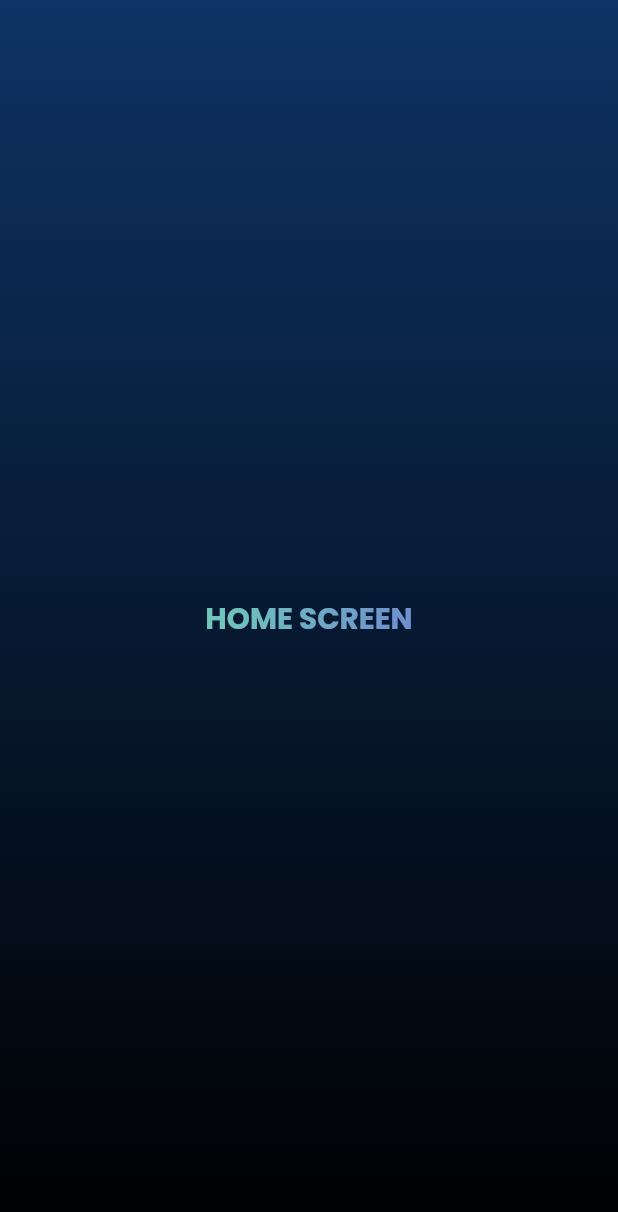
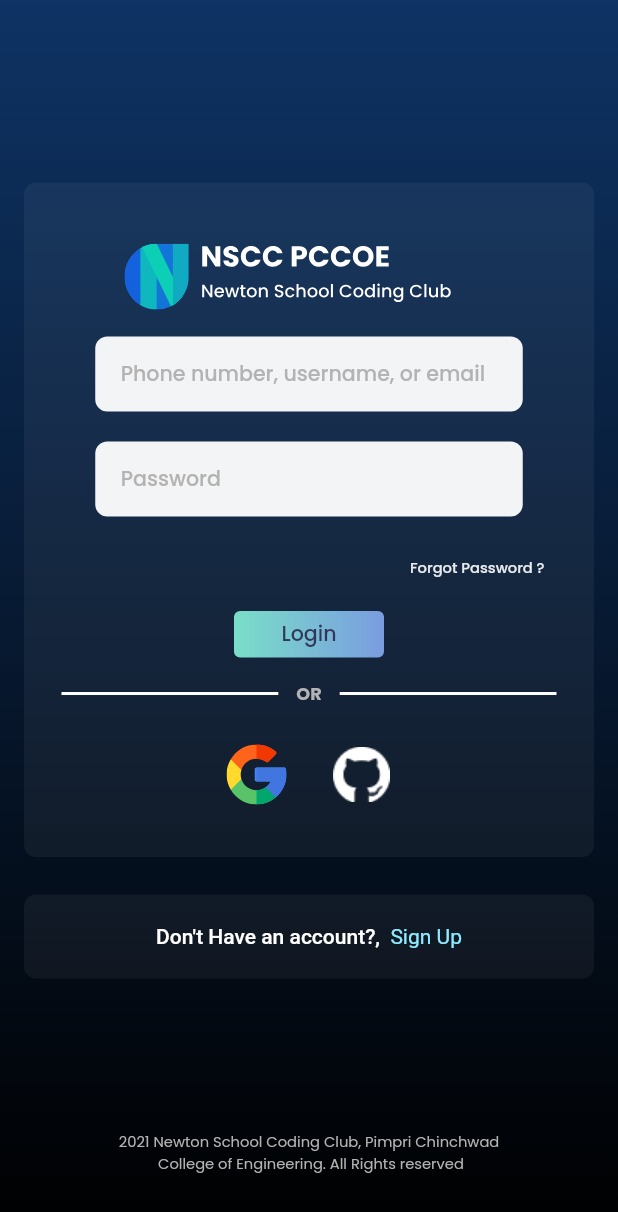
Before and after one commit to nsccpccoe/nscc-app, a Flutter app: the screen it shows after launch, on a phone screen of 412 x 824 dp. Shown: the top 1212 px of the screen. Run offline on Flutter 3.47's test engine with Material 2 defaults, Android fonts, the phone set to English and light mode, and no system bars; our stand-ins replace firebase_core, flutter_screenutil, flutter_svg, get; accounts and stored records are empty.

Commit message:
Login and sign up Ui (#17)
* router file modified

* basic folder structure setup

* login and sign up UI completed

* review changes done

```diff
--- a/assets/svg/svg.dart
+++ /dev/null
@@ -1 +0,0 @@
-// Delete this file after adding content in this folder
--- /dev/null
+++ b/lib/constants/buttons.dart
@@ -0,0 +1,41 @@
+import 'package:flutter/material.dart';
+import 'package:nscc_app/constants/colors.dart';
+import 'package:nscc_app/constants/text_styles.dart';
+
+class PrimaryBtn extends StatelessWidget {
+  final String label;
+  final Function() onpress;
+  final double hr, vr, width;
+  PrimaryBtn({
+    super.key,
+    required this.label,
+    required this.onpress,
+    this.width = 100,
+    this.hr = 0,
+    this.vr = 5,
+  });
+
+  @override
+  Widget build(BuildContext context) {
+    return GestureDetector(
+      onTap: onpress,
+      child: Container(
+          alignment: Alignment.center,
+          margin: EdgeInsets.symmetric(horizontal: hr, vertical: vr),
+          width: width,
+          padding: EdgeInsets.symmetric(horizontal: 24, vertical: 5),
+          decoration: BoxDecoration(
+            gradient: AppColors.cyanGradient,
+            borderRadius: BorderRadius.circular(4),
+          ),
+          child: Text(
+            label,
+            style: MyTextStyles.customStyle(
+              fontsize: 14,
+              fontWeight: FontWeight.w500,
+              fontcolor: AppColors.greyAccentColor,
+            ),
+          )),
+    );
+  }
+}
--- a/lib/constants/colors.dart
+++ b/lib/constants/colors.dart
@@ -26,4 +26,7 @@ class AppColors {
   static Color whiteColor = Color(0xffFFFFFF).withOpacity(0.9);
 
   static Color darkGreyColor = Color(0xff000000).withOpacity(0.27);
+
+  static const Color lightBlue = Color(0xff8DEBFF);
+  static Color bgWhite = Color(0xffffffff).withOpacity(0.05);
 }
--- /dev/null
+++ b/lib/constants/footer.dart
@@ -0,0 +1,15 @@
+import 'package:flutter/material.dart';
+import 'package:nscc_app/constants/text_styles.dart';
+
+class Footer extends StatelessWidget {
+  const Footer({super.key});
+
+  @override
+  Widget build(BuildContext context) {
+    return  Text(
+              "2021 Newton School Coding Club, Pimpri Chinchwad \n College of Engineering. All Rights reserved ",
+              style: MyTextStyles.poppins400,
+              textAlign: TextAlign.center,
+            );
+  }
+}
--- /dev/null
+++ b/lib/constants/text_field.dart
@@ -0,0 +1,52 @@
+import 'package:flutter/material.dart';
+import 'package:flutter/services.dart';
+import 'package:nscc_app/constants/colors.dart';
+import 'package:nscc_app/constants/text_styles.dart';
+
+Widget myInpField(
+    {required String label,
+    required TextEditingController controller,
+    double width = 285,
+    double height = 50,
+    TextInputType keytype = TextInputType.name,
+    int maxlen = 200,
+    double hr = 15,
+    double vr = 10,
+    bool ispassword = false,
+    bool digitsonly = false,
+    String? Function(String?)? validate}) {
+  return Container(
+    padding: EdgeInsets.symmetric(
+      horizontal: 5,
+    ),
+    width: width,
+    height: height,
+    decoration: BoxDecoration(
+      color: AppColors.whiteColor.withOpacity(0.95),
+      borderRadius: BorderRadius.circular(8),
+    ),
+    margin: EdgeInsets.symmetric(horizontal: hr, vertical: vr),
+    child: TextFormField(
+      validator: validate,
+      controller: controller,
+      obscureText: ispassword,
+      decoration: InputDecoration(
+        contentPadding: EdgeInsets.symmetric(
+          horizontal: 12,
+        ),
+        border: InputBorder.none,
+        hintText: label,
+        hintStyle: MyTextStyles.customStyle(
+          fontsize: 14,
+          fontWeight: FontWeight.w500,
+        ),
+        counterText: "",
+        counter: null,
+      ),
+      inputFormatters:
+          digitsonly ? [FilteringTextInputFormatter.digitsOnly] : [],
+      keyboardType: keytype,
+      maxLength: maxlen,
+    ),
+  );
+}
--- a/lib/constants/text_styles.dart
+++ b/lib/constants/text_styles.dart
@@ -20,11 +20,11 @@ class MyTextStyles {
       );
 
   static TextStyle get poppins500 => TextStyle(
-    fontFamily: poppinsFont,
-    fontWeight: FontWeight.w500,
-    fontSize: 10.sp,
-    color: AppColors.whiteColor,
-  );
+        fontFamily: poppinsFont,
+        fontWeight: FontWeight.w500,
+        fontSize: 10.sp,
+        color: AppColors.whiteColor,
+      );
 
   static TextStyle get poppins400 => TextStyle(
         fontFamily: poppinsFont,
@@ -32,4 +32,17 @@ class MyTextStyles {
         fontSize: 10.sp,
         color: AppColors.greyColor,
       );
+
+  static TextStyle customStyle({
+    FontWeight fontWeight = FontWeight.w400,
+    double fontsize = 10,
+    Color fontcolor = AppColors.greyColor,
+  }) {
+    return TextStyle(
+      fontFamily: poppinsFont,
+      fontWeight: fontWeight,
+      fontSize: fontsize.sp,
+      color: fontcolor,
+    );
+  }
 }
--- a/lib/main.dart
+++ b/lib/main.dart
@@ -24,7 +24,7 @@ class MyApp extends StatelessWidget {
       builder: (context, child) {
         return GetMaterialApp(
           debugShowCheckedModeBanner: false,
-          initialRoute: RoutesNames.homeScreen,
+          initialRoute: RoutesNames.loginScreen,
           getPages: AppRoutes.routes,
           theme: ThemeData(
             fontFamily: "Poppins",
--- a/lib/router/router.dart
+++ b/lib/router/router.dart
@@ -2,6 +2,8 @@
 
 import 'package:get/get.dart';
 import 'package:nscc_app/router/routes_names.dart';
+import 'package:nscc_app/view/authentication/login_screen.dart';
+import 'package:nscc_app/view/authentication/signup_screen.dart';
 import 'package:nscc_app/view/home_screen.dart';
 
 class AppRoutes {
@@ -10,5 +12,14 @@ class AppRoutes {
       name: RoutesNames.homeScreen,
       page: () => HomeScreen(),
     ),
+    GetPage(
+      name: RoutesNames.loginScreen,
+      page: () => LoginScreen(),
+    ),
+    GetPage(
+      name: RoutesNames.signupScreen,
+      page: () => SignupScreen(),
+    ),
+
   ];
 }
--- a/lib/router/routes_names.dart
+++ b/lib/router/routes_names.dart
@@ -1,3 +1,5 @@
 class RoutesNames {
   static const String homeScreen = "/home";
+  static const String loginScreen= "/login";
+  static const String signupScreen= "/signup";
 }
--- /dev/null
+++ b/lib/view/authentication/login_screen.dart
@@ -0,0 +1,155 @@
+import 'package:flutter/material.dart';
+import 'package:flutter_svg/flutter_svg.dart';
+import 'package:get/get.dart';
+import 'package:nscc_app/constants/buttons.dart';
+import 'package:nscc_app/constants/colors.dart';
+import 'package:nscc_app/constants/footer.dart';
+import 'package:nscc_app/constants/text_field.dart';
+import 'package:nscc_app/constants/text_styles.dart';
+import 'package:nscc_app/constants/validators.dart';
+import 'package:nscc_app/router/routes_names.dart';
+import 'package:nscc_app/widgets/login_widgets.dart';
+
+class LoginScreen extends StatelessWidget {
+  LoginScreen({super.key});
+  final TextEditingController _username = TextEditingController();
+  final TextEditingController _password = TextEditingController();
+  final GlobalKey<FormState> _formkey = GlobalKey<FormState>();
+  @override
+  Widget build(BuildContext context) {
+    final double width = MediaQuery.of(context).size.width;
+    return Scaffold(
+      resizeToAvoidBottomInset: false,
+      body: GestureDetector(
+        onTap: () {
+          FocusManager.instance.primaryFocus!.unfocus();
+        },
+        child: Container(
+          alignment: Alignment.center,
+          padding: EdgeInsets.symmetric(
+            horizontal: 16,
+          ),
+          decoration: BoxDecoration(
+            gradient: AppColors.bgGradient,
+          ),
+          child: Column(
+            mainAxisAlignment: MainAxisAlignment.spaceAround,
+            children: [
+              Container(),
+              Column(
+                children: [
+                  Container(
+                    padding: EdgeInsets.symmetric(
+                      horizontal: 0,
+                      vertical: 35,
+                    ),
+                    decoration: BoxDecoration(
+                      borderRadius: BorderRadius.circular(8),
+                      color: AppColors.bgWhite,
+                    ),
+                    child: Form(
+                      key: _formkey,
+                      child: Column(
+                        children: [
+                          // HeadLine(),
+                          SvgPicture.asset(
+                            'assets/svg/site.svg',
+                            width: width * 0.6,
+                          ),
+                          myInpField(
+                            label: "Phone number, username, or email",
+                            controller: _username,
+                            validate: MyValidators.v_name,
+                          ),
+                          myInpField(
+                            label: "Password",
+                            controller: _password,
+                            validate: MyValidators.v_pass,
+                            ispassword: true,
+                          ),
+                          Container(
+                            padding: EdgeInsets.symmetric(
+                              horizontal: 25,
+                            ),
+                            alignment: Alignment.centerRight,
+                            child: TextButton(
+                                onPressed: () {
+                                  // TODO: Forgot password Function call
+                                },
+                                child: Text(
+                                  "Forgot Password ?",
+                                  style: MyTextStyles.poppins500,
+                                )),
+                          ),
+                          PrimaryBtn(
+                            label: "Login",
+                            onpress: () {
+                              //  TODO: Login Function call
+                              if (_formkey.currentState!.validate()) {
+                                // TODO: Login msg
+                              } else {
+                                // print("failed");
+                              }
+                            },
+                          ),
+                          SizedBox(height: 10),
+                          OrLine(),
+                          SizedBox(height: 25),
+
+                          // Google and github auth widget
+                          AuthIcons(),
+                        ],
+                      ),
+                    ),
+                  ),
+                  SizedBox(
+                    height: 25,
+                  ),
+                  GestureDetector(
+                    onTap: () {
+                      Get.toNamed(RoutesNames.signupScreen);
+                    },
+                    child: Container(
+                      alignment: Alignment.center,
+                      width: width,
+                      padding: EdgeInsets.symmetric(
+                        horizontal: 25,
+                        vertical: 20,
+                      ),
+                      decoration: BoxDecoration(
+                        borderRadius: BorderRadius.circular(8),
+                        color: AppColors.bgWhite,
+                      ),
+                      child: RichText(
+                        text: TextSpan(
+                          children: <TextSpan>[
+                            TextSpan(
+                              text: "Don't Have an account?, ",
+                              style: TextStyle(
+                                fontWeight: FontWeight.w500,
+                              ),
+                            ),
+                            TextSpan(
+                              text: ' Sign Up',
+                              style: TextStyle(
+                                color: AppColors.lightBlue,
+                              ),
+                            ),
+                          ],
+                        ),
+                      ),
+                    ),
+                  ),
+                  SizedBox(
+                    height: 20,
+                  ),
+                ],
+              ),
+              Footer(),
+            ],
+          ),
+        ),
+      ),
+    );
+  }
+}
--- a/lib/view/home_screen.dart
+++ b/lib/view/home_screen.dart
@@ -1,5 +1,4 @@
 import 'package:flutter/material.dart';
-import 'package:flutter_screenutil/flutter_screenutil.dart';
 import 'package:nscc_app/constants/colors.dart';
 import 'package:nscc_app/constants/text_styles.dart';
 import 'package:nscc_app/widgets/text_gradient.dart';
--- /dev/null
+++ b/lib/widgets/login_widgets.dart
@@ -0,0 +1,106 @@
+
+import 'package:flutter/material.dart';
+import 'package:flutter_svg/flutter_svg.dart';
+import 'package:nscc_app/constants/text_styles.dart';
+
+class AuthIcons extends StatelessWidget {
+  const AuthIcons({super.key});
+
+  @override
+  Widget build(BuildContext context) {
+    return Row(
+      mainAxisAlignment: MainAxisAlignment.center,
+      children: [
+        GestureDetector(
+          onTap: () {
+            // Google Sign In method
+          },
+          child: SvgPicture.asset(
+            'assets/svg/google.svg',
+            width: 40,
+          ),
+        ),
+        SizedBox(
+          width: 30,
+        ),
+        GestureDetector(
+          onTap: () {
+            // Github auth
+          },
+          child: Image.asset(
+            "assets/images/github.png",
+            width: 40,
+          ),
+        ),
+      ],
+    );
+  }
+}
+
+class OrLine extends StatelessWidget {
+  const OrLine({
+    Key? key,
+  }) : super(key: key);
+
+  @override
+  Widget build(BuildContext context) {
+    return Padding(
+      padding: const EdgeInsets.symmetric(horizontal: 25.0),
+      child: Row(
+        children: [
+          Expanded(
+              child: Divider(
+            color: Colors.white,
+            thickness: 2,
+          )),
+          Padding(
+            padding: const EdgeInsets.symmetric(horizontal: 12.0),
+            child: Text(
+              "OR",
+              style: MyTextStyles.customStyle(
+                fontsize: 12,
+                fontWeight: FontWeight.bold,
+              ),
+            ),
+          ),
+          Expanded(child: Divider(color: Colors.white, thickness: 2)),
+        ],
+      ),
+    );
+  }
+}
+
+class HeadLine extends StatelessWidget {
+  const HeadLine({super.key});
+
+  @override
+  Widget build(BuildContext context) {
+    return Row(
+      mainAxisAlignment: MainAxisAlignment.center,
+      children: [
+        Image(
+          image: AssetImage(
+            "assets/images/NSCC.png",
+          ),
+          width: 75,
+          height: 75,
+        ),
+        Column(
+          mainAxisAlignment: MainAxisAlignment.start,
+          mainAxisSize: MainAxisSize.min,
+          children: [
+            Text(
+              "NSCC PCCOE",
+              style: MyTextStyles.poppins700,
+              textAlign: TextAlign.left,
+            ),
+            Text(
+              "Newton School Coding Club",
+              style: MyTextStyles.poppins500,
+            ),
+          ],
+        ),
+      ],
+    );
+  }
+}
```
Also changed, not shown: lib/constants/validators.dart (added, +19 -0 lines), lib/view/authentication/signup_screen.dart (added, +116 -0 lines), pubspec.yaml (+6 -2 lines), assets/images/github.png (added), assets/svg/SIte Logo.png (added), assets/svg/google.svg (added), assets/svg/site.svg (added), pubspec.lock.
